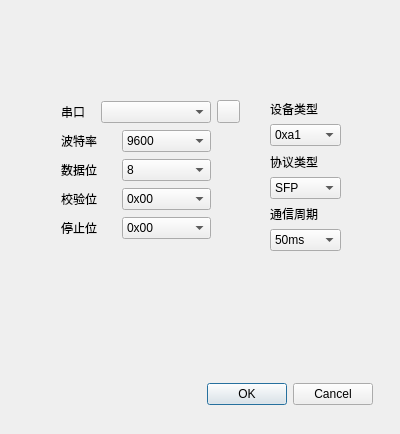
The window that setwindow.ui (jiaqingnb/serial_emulation) describes before a commit, drawn with Qt 5.
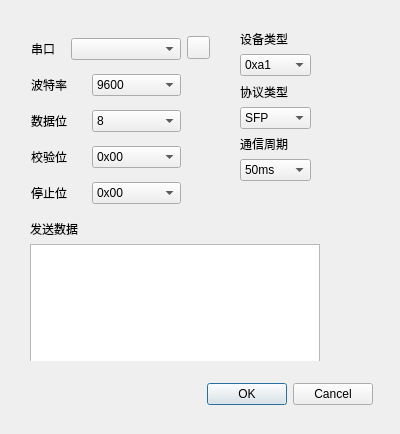
The same window after the commit. Icons and pictures are not drawn.

```diff
--- a/setwindow.ui
+++ b/setwindow.ui
@@ -29,8 +29,8 @@
   <widget class="QWidget" name="layoutWidget">
    <property name="geometry">
     <rect>
-     <x>270</x>
-     <y>100</y>
+     <x>240</x>
+     <y>30</y>
      <width>75</width>
      <height>151</height>
     </rect>
@@ -194,13 +194,13 @@
     </item>
    </layout>
   </widget>
-  <widget class="QWidget" name="">
+  <widget class="QWidget" name="layoutWidget">
    <property name="geometry">
     <rect>
-     <x>61</x>
-     <y>100</y>
+     <x>31</x>
+     <y>30</y>
      <width>179</width>
-     <height>142</height>
+     <height>184</height>
     </rect>
    </property>
    <layout class="QHBoxLayout" name="horizontalLayout">
@@ -438,10 +438,13 @@
         <property name="orientation">
          <enum>Qt::Vertical</enum>
         </property>
+        <property name="sizeType">
+         <enum>QSizePolicy::Fixed</enum>
+        </property>
         <property name="sizeHint" stdset="0">
          <size>
           <width>20</width>
-          <height>40</height>
+          <height>148</height>
          </size>
         </property>
        </spacer>
@@ -450,6 +453,41 @@
     </item>
    </layout>
   </widget>
+  <widget class="QWidget" name="layoutWidget">
+   <property name="geometry">
+    <rect>
+     <x>30</x>
+     <y>220</y>
+     <width>292</width>
+     <height>141</height>
+    </rect>
+   </property>
+   <layout class="QVBoxLayout" name="verticalLayout_5">
+    <item>
+     <widget class="QLabel" name="label_2">
+      <property name="text">
+       <string>发送数据</string>
+      </property>
+     </widget>
+    </item>
+    <item>
+     <widget class="QTextEdit" name="sendtextEdit">
+      <property name="minimumSize">
+       <size>
+        <width>290</width>
+        <height>120</height>
+       </size>
+      </property>
+      <property name="maximumSize">
+       <size>
+        <width>290</width>
+        <height>120</height>
+       </size>
+      </property>
+     </widget>
+    </item>
+   </layout>
+  </widget>
  </widget>
  <resources/>
  <connections/>
```
Left out of the diff: 6 changed lines with no effect on the pictures.
